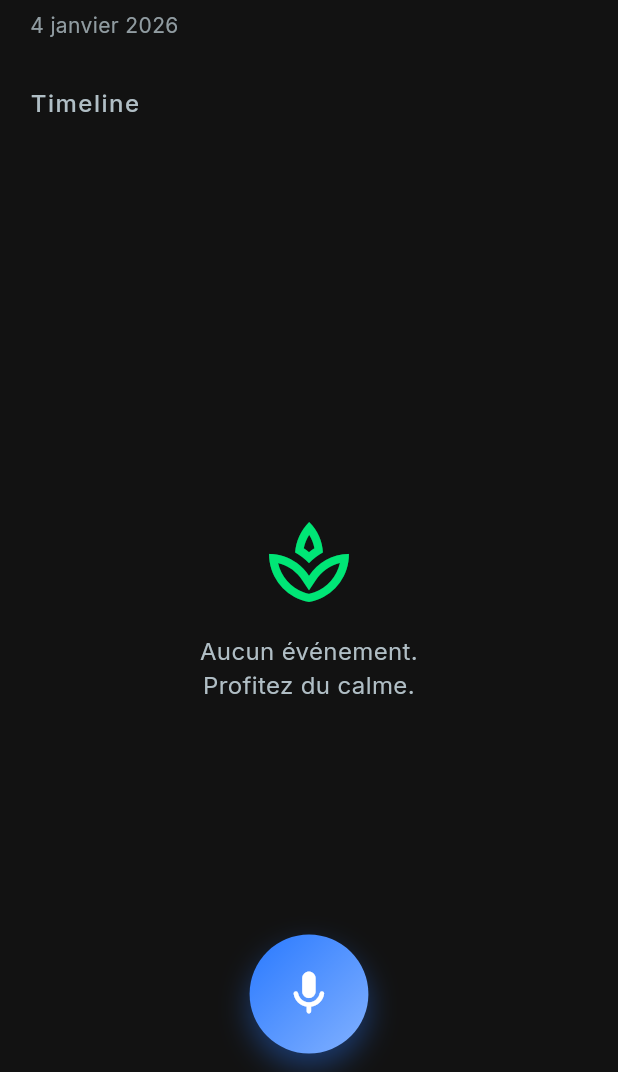
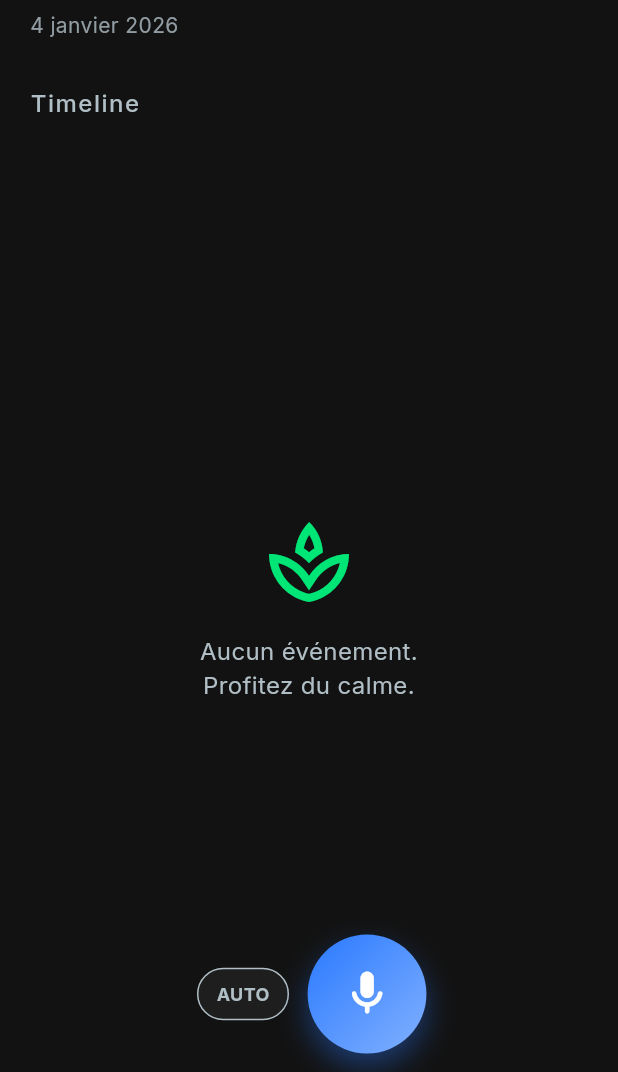
Before and after one commit to raphy-IA/SmartAgenda, a Flutter app: the screen it shows after launch, on a phone screen of 412 x 824 dp, the part 164-1236 px from its top. Run offline on Flutter 3.47's test engine with Material 3 defaults, Android fonts, the phone set to English and light mode, and no system bars; drawn by our look-alikes of flutter_animate; our stand-ins replace dio, flutter_local_notifications, flutter_riverpod, google_fonts, speech_to_text, supabase_flutter and 1 more; accounts and stored records are empty; network calls fail.

Commit message:
Feat: Voice Language Toggle (FR/AUTO)

```diff
--- a/mobile/lib/features/events/presentation/screens/dashboard_screen.dart
+++ b/mobile/lib/features/events/presentation/screens/dashboard_screen.dart
@@ -285,13 +285,11 @@ class VoiceFloatingActionButton extends ConsumerWidget {
             ),
           ).animate().fadeIn(),
 
-        // ZONE BOUTONS
         if (voiceState.text.isNotEmpty && !voiceState.isListening && !voiceState.isProcessing)
           // CAS 1 : Texte capturé -> Valider ou Annuler
           Row(
             mainAxisSize: MainAxisSize.min,
             children: [
-              // BOUTON ANNULER
               GestureDetector(
                 onTap: () => voiceController.cancelRecording(),
                 child: Container(
@@ -300,10 +298,7 @@ class VoiceFloatingActionButton extends ConsumerWidget {
                   child: const Icon(Icons.close, color: AppColors.error),
                 ),
               ).animate().scale(),
-
               const SizedBox(width: 20),
-
-              // BOUTON VALIDER
               GestureDetector(
                 onTap: () => voiceController.submitCapturedText(),
                 child: Container(
@@ -319,7 +314,36 @@ class VoiceFloatingActionButton extends ConsumerWidget {
             ],
           )
         else
-          // CAS 2 : Écoute ou Repos
+          // CAS 2 : Pas de texte à valider -> Mode Micro ou Stop
+          Row(
+             mainAxisSize: MainAxisSize.min,
+             children: [
+                // BOUTON LANGUE (Visible si pas en écoute)
+                if (!voiceState.isListening)
+                  Padding(
+                    padding: const EdgeInsets.only(right: 16),
+                    child: GestureDetector(
+                      onTap: () => voiceController.toggleLanguage(),
+                      child: Container(
+                        padding: const EdgeInsets.symmetric(horizontal: 12, vertical: 8),
+                        decoration: BoxDecoration(
+                          color: AppColors.surface,
+                          borderRadius: BorderRadius.circular(20),
+                          border: Border.all(color: voiceState.localeId == "fr-FR" ? AppColors.primary : AppColors.textSecondary),
+                        ),
+                        child: Text(
+                          voiceState.localeId == "fr-FR" ? "FR" : "AUTO",
+                          style: TextStyle(
+                            color: voiceState.localeId == "fr-FR" ? AppColors.primary : AppColors.textSecondary,
+                            fontWeight: FontWeight.bold,
+                            fontSize: 12
+                          ),
+                        ),
+                      ),
+                    ),
+                  ),
+
+                // BOUTON MICRO / STOP
                 GestureDetector(
                 onTap: () {
                   if (voiceState.isListening) {
@@ -357,6 +381,8 @@ class VoiceFloatingActionButton extends ConsumerWidget {
               .scale(begin: const Offset(1,1), end: const Offset(1.1, 1.1), duration: 500.ms, curve: Curves.easeInOut)
               .then().scale(begin: const Offset(1.1, 1.1), end: const Offset(1, 1), duration: 500.ms),
              ],
+          ),
+      ],
     );
   }
 }
```
Also changed, not shown: mobile/lib/features/voice/presentation/notifiers/voice_controller.dart (+16 -0 lines). Lines whose indentation alone changed are shown as unchanged.
